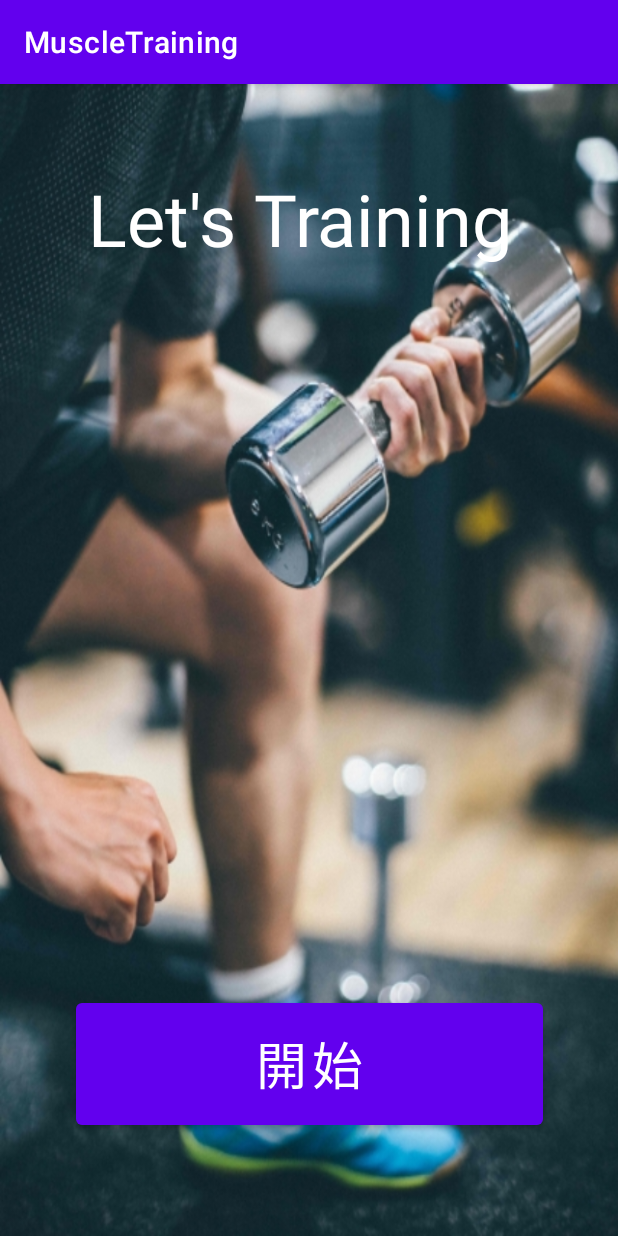
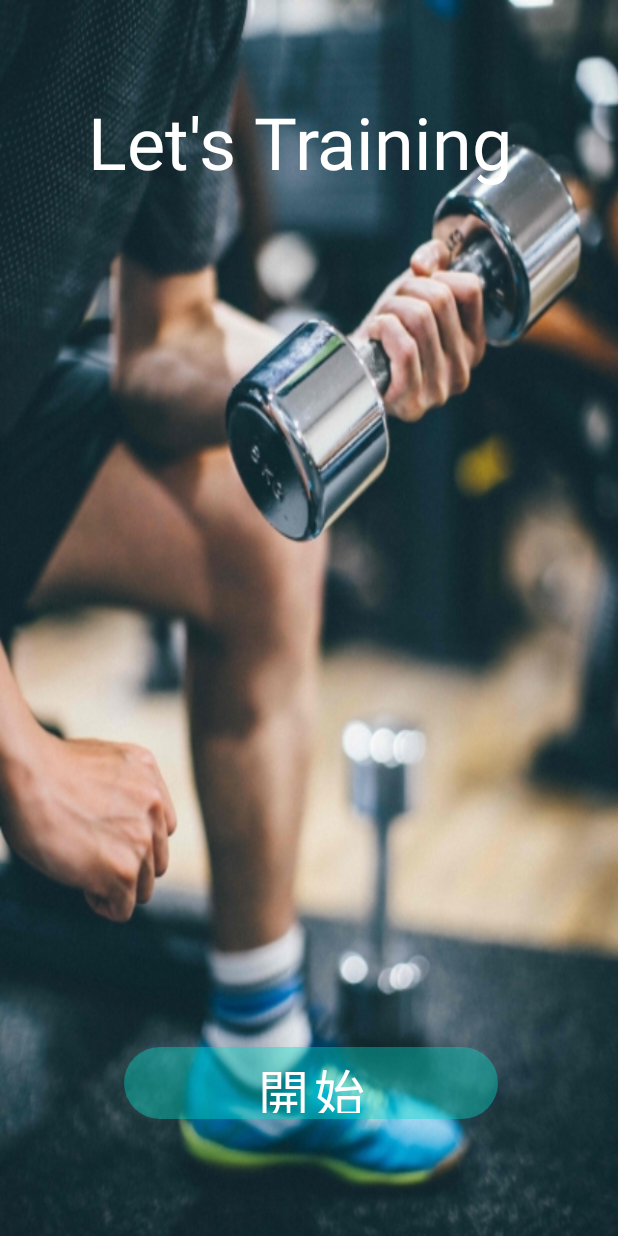
Before and after one commit to itc-s21005/MuscleTraining, an Android app: the screen it shows after launch (MainActivity), on a phone screen of 412 x 824 dp. Run offline under Robolectric (Android 15) with nearby library versions, the phone set to English and light mode, and no system bars.

Commit message:
main デザイン変更

```diff
--- a/app/src/main/res/layout/activity_main.xml
+++ b/app/src/main/res/layout/activity_main.xml
@@ -21,15 +21,34 @@
         app:layout_constraintTop_toTopOf="parent"
         app:layout_constraintVertical_bias="0.082" />
 
-    <Button
+    <com.google.android.material.button.MaterialButton
         android:id="@+id/startButton"
-        android:layout_width="311dp"
-        android:layout_height="93dp"
-        android:layout_marginBottom="68dp"
+        style="@style/Widget.MaterialComponents.Button.UnelevatedButton"
+        android:layout_width="0dp"
+        android:layout_height="60dp"
+        android:layout_gravity="bottom"
+        android:layout_marginBottom="72dp"
         android:text="@string/StartButton"
+        android:textAppearance="@style/TextAppearance.MaterialComponents.Button"
         android:textSize="34sp"
+        app:backgroundTint="?android:attr/textColorHighlightInverse"
+        app:cornerRadius="28dp"
         app:layout_constraintBottom_toBottomOf="parent"
-        app:layout_constraintEnd_toEndOf="parent"
-        app:layout_constraintStart_toStartOf="parent" />
+        app:layout_constraintEnd_toStartOf="@+id/guideline3"
+        app:layout_constraintStart_toStartOf="@+id/guideline2" />
+
+    <androidx.constraintlayout.widget.Guideline
+        android:id="@+id/guideline2"
+        android:layout_width="wrap_content"
+        android:layout_height="wrap_content"
+        android:orientation="vertical"
+        app:layout_constraintGuide_percent="0.2" />
+
+    <androidx.constraintlayout.widget.Guideline
+        android:id="@+id/guideline3"
+        android:layout_width="wrap_content"
+        android:layout_height="wrap_content"
+        android:orientation="vertical"
+        app:layout_constraintGuide_percent="0.8053528" />
 
 </androidx.constraintlayout.widget.ConstraintLayout>
--- a/app/src/main/res/values-night/themes.xml
+++ b/app/src/main/res/values-night/themes.xml
@@ -12,5 +12,10 @@
         <!-- Status bar color. -->
         <item name="android:statusBarColor" tools:targetApi="l">?attr/colorPrimaryVariant</item>
         <!-- Customize your theme here. -->
+
+        <item name="windowNoTitle">true</item>
+        <item name="windowActionBar">false</item>
+        <item name="android:windowFullscreen">true</item>
+        <item name="android:windowContentOverlay">@null</item>
     </style>
 </resources>
--- a/app/src/main/res/values/themes.xml
+++ b/app/src/main/res/values/themes.xml
@@ -12,5 +12,10 @@
         <!-- Status bar color. -->
         <item name="android:statusBarColor" tools:targetApi="l">?attr/colorPrimaryVariant</item>
         <!-- Customize your theme here. -->
+
+        <item name="windowNoTitle">true</item>
+        <item name="windowActionBar">false</item>
+        <item name="android:windowFullscreen">true</item>
+        <item name="android:windowContentOverlay">@null</item>
     </style>
 </resources>
```
